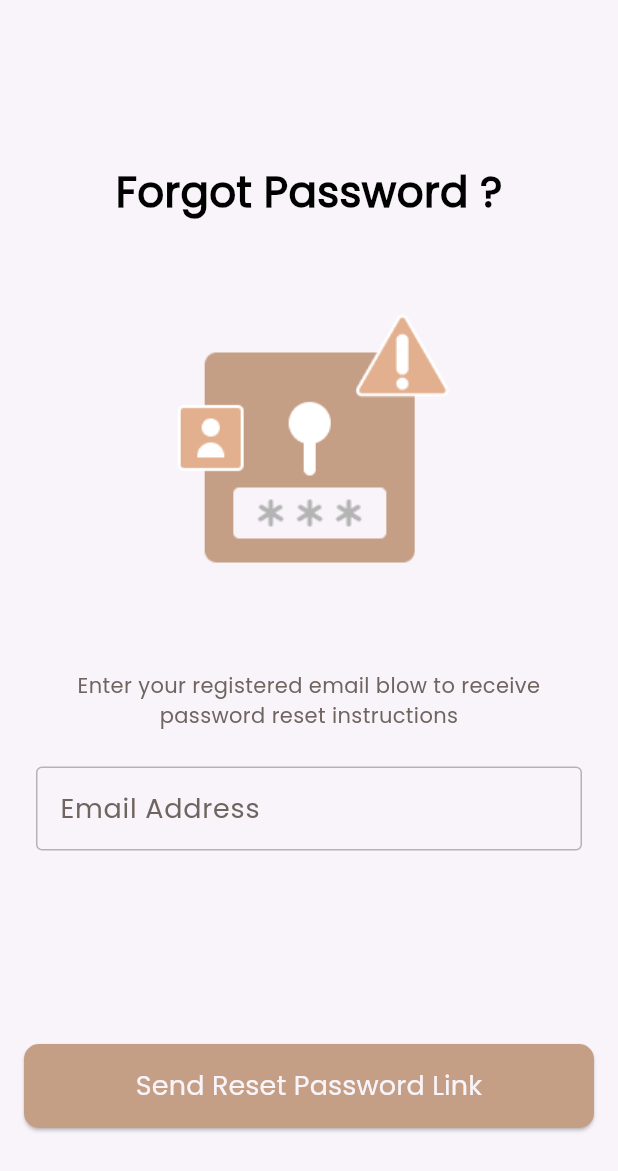
After one commit to kareemsalah720/Dalel, a Flutter app: the ForgotPasswordView screen opened by its route, on a phone screen of 412 x 824 dp. The commit adds this screen. Shown: the top 1171 px of the screen. Run offline on Flutter 3.47's test engine with Material 3 defaults, Android fonts, the phone set to English and light mode, and no system bars; our stand-ins replace firebase_auth, firebase_core, flutter_bloc, flutter_svg, fluttertoast, get_it and 3 more; accounts and stored records are empty.

Commit message:
Reset Password

```diff
--- a/lib/core/routes/app_router.dart
+++ b/lib/core/routes/app_router.dart
@@ -1,4 +1,5 @@
 import 'package:dalel/features/auth/presentation/auth_cubit/cubit/auth_cubit.dart';
+import 'package:dalel/features/auth/presentation/view/forgot_password_view.dart';
 import 'package:dalel/features/auth/presentation/view/sign_in_view.dart';
 import 'package:dalel/features/auth/presentation/view/sign_up_view.dart';
 import 'package:dalel/features/hoom/presentation/view/hoom_view.dart';
@@ -25,5 +26,11 @@ final GoRouter router = GoRouter(routes: [
             child:const SignInView(),
           )),
             GoRoute(
+      path: "/forgotPassword",
+      builder: (context, state) => BlocProvider(
+            create: (context) => AuthCubit(),
+            child:const ForgotPasswordView(),
+          )),
+            GoRoute(
       path: "/hoom", builder: (context, state) => const HoomView()),
 ]);
--- a/lib/core/utils/app_strings.dart
+++ b/lib/core/utils/app_strings.dart
@@ -13,10 +13,8 @@ abstract class AppStrings {
       lastName = "Last Name",
       emailAddress = "Email Address",
       password = "Password",
-      iHaveAgreeToOur =
-          "I have agree to our",
-      TermsAndCondition =
-          "Terms and Condition",
+      iHaveAgreeToOur = "I have agree to our",
+      TermsAndCondition = "Terms and Condition",
       signUp = "Sign Up",
       signIn = " Sign In",
       alreadyHaveAnAccount = "Already have an account ?",
@@ -61,10 +59,12 @@ abstract class AppStrings {
       backToHome = "Back To Home",
       //!Forgot password
       forgotPasswordPage = "Forgot Password",
-      sendVerificationCode = "Send Verification Code",
+      sendResetPasswordLink = "Send Reset Password Link",
       verificationNow = "Verification Now",
       resendCode = "Resend Code",
       verifyAccount = "Verify Account",
       enter4DigitCodeWeHaveSentTo = "Enter 4 digit code we have sent to ",
-      haventReceivedVerificationCode = "Haven’t received verification code?";
+      haventReceivedVerificationCode = "Haven’t received verification code?",
+      forgotPasswordSubTitel =
+          'Enter your registered email blow to receive password reset instructions';
 }
--- a/lib/features/auth/presentation/auth_cubit/cubit/auth_cubit.dart
+++ b/lib/features/auth/presentation/auth_cubit/cubit/auth_cubit.dart
@@ -11,6 +11,7 @@ class AuthCubit extends Cubit<AuthState> {
   String? password;
   GlobalKey<FormState> sginupFormKey = GlobalKey();
   GlobalKey<FormState> sgininFormKey = GlobalKey();
+  GlobalKey<FormState> forgotPasswordFormKey = GlobalKey();
   bool? termsAndConditionsCheckBoxValue = false;
   bool obsecureText = true;
   Future<void> signUpWithEmailAndPassword() async {
@@ -74,4 +75,16 @@ class AuthCubit extends Cubit<AuthState> {
       emit(SigninFailuerState(errorMessage: e.toString()));
     }
   }
+
+  resetPasswordWithEmail() async {
+    try {
+      emit(ResetPasswordLoadingState());
+      await FirebaseAuth.instance.sendPasswordResetEmail(email: emailAddress!);
+      emit(ResetPasswordSuccessState());
+    } on FirebaseAuthException catch (e) {
+      emit(ResetPasswordFailuerState(errorMessage: e.code));
+    } catch (e) {
+      emit(ResetPasswordFailuerState(errorMessage: e.toString()));
+    }
+  }
 }
--- a/lib/features/auth/presentation/auth_cubit/cubit/auth_state.dart
+++ b/lib/features/auth/presentation/auth_cubit/cubit/auth_state.dart
@@ -12,10 +12,6 @@ final class SignupFailuerState extends AuthState {
   SignupFailuerState({required this.errorMessage});
 }
 
-final class TermsAndConditionsUpdateState extends AuthState {}
-
-final class ObsecureTextUpdateState extends AuthState {}
-
 final class SigninLoadingState extends AuthState {}
 
 final class SigninSuccessState extends AuthState {}
@@ -25,3 +21,17 @@ final class SigninFailuerState extends AuthState {
 
   SigninFailuerState({required this.errorMessage});
 }
+
+final class TermsAndConditionsUpdateState extends AuthState {}
+
+final class ObsecureTextUpdateState extends AuthState {}
+
+final class ResetPasswordLoadingState extends AuthState {}
+
+final class ResetPasswordSuccessState extends AuthState {}
+
+final class ResetPasswordFailuerState extends AuthState {
+  final String errorMessage;
+
+  ResetPasswordFailuerState({required this.errorMessage});
+}
--- /dev/null
+++ b/lib/features/auth/presentation/view/forgot_password_view.dart
@@ -0,0 +1,42 @@
+import 'package:dalel/core/utils/app_strings.dart';
+import 'package:dalel/features/auth/presentation/widget/custom_forgot_password_form.dart';
+import 'package:dalel/features/auth/presentation/widget/forgot_password_image.dart';
+import 'package:dalel/features/auth/presentation/widget/forgot_password_sub_titl.dart';
+import 'package:dalel/features/auth/presentation/widget/welcome_text_widget.dart';
+import 'package:flutter/material.dart';
+
+class ForgotPasswordView extends StatelessWidget {
+  const ForgotPasswordView({super.key});
+
+  @override
+  Widget build(BuildContext context) {
+    return const Scaffold(
+      body: CustomScrollView(slivers: [
+        SliverToBoxAdapter(
+            child: SizedBox(
+          height: 108,
+        )),
+        SliverToBoxAdapter(
+          child: WelcomTextWidget(text: AppStrings.forgotPassword),
+        ),
+        SliverToBoxAdapter(
+            child: SizedBox(
+          height: 40,
+        )),
+        SliverToBoxAdapter(
+          child: ForgotPasswordImage(),
+        ),
+        SliverToBoxAdapter(
+            child: SizedBox(
+          height: 24,
+        )),
+        SliverToBoxAdapter(
+          child: ForgotPasswordSubTitle(),
+        ),
+        SliverToBoxAdapter(
+          child: CustomForgotPasswordForm(),
+        )
+      ]),
+    );
+  }
+}
--- /dev/null
+++ b/lib/features/auth/presentation/widget/custom_forgot_password_form.dart
@@ -0,0 +1,62 @@
+import 'package:dalel/core/functions/custom_toast.dart';
+import 'package:dalel/core/functions/navigation.dart';
+import 'package:dalel/core/utils/app_colors.dart';
+import 'package:dalel/core/utils/app_strings.dart';
+import 'package:dalel/core/widgets/custom_button.dart';
+import 'package:dalel/features/auth/presentation/auth_cubit/cubit/auth_cubit.dart';
+import 'package:dalel/features/auth/presentation/auth_cubit/cubit/auth_state.dart';
+import 'package:dalel/features/auth/presentation/widget/custom_text_field.dart';
+import 'package:flutter/material.dart';
+import 'package:flutter_bloc/flutter_bloc.dart';
+
+class CustomForgotPasswordForm extends StatelessWidget {
+  const CustomForgotPasswordForm({super.key});
+
+  @override
+  Widget build(BuildContext context) {
+    return BlocConsumer<AuthCubit, AuthState>(
+      listener: (context, state) {
+        if (state is ResetPasswordSuccessState) {
+          ShowToast('Check your email to reset your password');
+          customReplacementNavigate(context, '/signIn');
+        } else if (state is ResetPasswordFailuerState) {
+          ShowToast(state.errorMessage);
+        }
+      },
+      builder: (context, state) {
+        AuthCubit authcubit = BlocProvider.of<AuthCubit>(context);
+
+        return Padding(
+          padding: const EdgeInsets.symmetric(horizontal: 16),
+          child: Form(
+              key: authcubit.forgotPasswordFormKey,
+              child: Column(
+                children: [
+                  CustomTextFormField(
+                    labelText: AppStrings.emailAddress,
+                    onChanged: (emailAddress) {
+                      authcubit.emailAddress = emailAddress;
+                    },
+                  ),
+                  const SizedBox(
+                    height: 129,
+                  ),
+                  state is ResetPasswordLoadingState
+                      ? CircularProgressIndicator(
+                          color: AppColors.primaryColor,
+                        )
+                      : CustomBtn(
+                          text: AppStrings.sendResetPasswordLink,
+                          onPressed: () async {
+                            if (authcubit.forgotPasswordFormKey.currentState!
+                                .validate()) {
+                              await authcubit.resetPasswordWithEmail();
+                            }
+                          }),
+                ],
+              )),
+        );
+      },
+    );
+  }
+}
--- a/lib/features/auth/presentation/widget/forgot_password.dart
+++ b/lib/features/auth/presentation/widget/forgot_password.dart
@@ -11,7 +11,7 @@ class ForgotPasswordTextWidget extends StatelessWidget {
   Widget build(BuildContext context) {
     return GestureDetector(
   onTap: () {
-    customReplacementNavigate(context, '/forgetPassword');
+    customReplacementNavigate(context, '/forgotPassword');
 
   } ,
       child: Align(
--- /dev/null
+++ b/lib/features/auth/presentation/widget/forgot_password_image.dart
@@ -0,0 +1,15 @@
+import 'package:dalel/core/utils/app_assets.dart';
+import 'package:flutter/material.dart';
+
+class ForgotPasswordImage extends StatelessWidget {
+  const ForgotPasswordImage({super.key});
+
+  @override
+  Widget build(BuildContext context) {
+    return SizedBox(
+      height: 235,
+      width: 235,
+      child: Image.asset(Assets.imagesForgetPassword),
+    );
+  }
+}
--- /dev/null
+++ b/lib/features/auth/presentation/widget/forgot_password_sub_titl.dart
@@ -0,0 +1,19 @@
+import 'package:dalel/core/utils/app_strings.dart';
+import 'package:dalel/core/utils/app_text_style.dart';
+import 'package:flutter/material.dart';
+
+class ForgotPasswordSubTitle extends StatelessWidget {
+  const ForgotPasswordSubTitle({super.key});
+
+  @override
+  Widget build(BuildContext context) {
+    return Padding(
+      padding: const EdgeInsets.symmetric(horizontal: 34),
+      child: Text(
+        AppStrings.forgotPasswordSubTitel,
+        style: CustomTextStyles.poppins400style12.copyWith(fontSize: 14),
+        textAlign: TextAlign.center,
+      ),
+    );
+  }
+}
```
